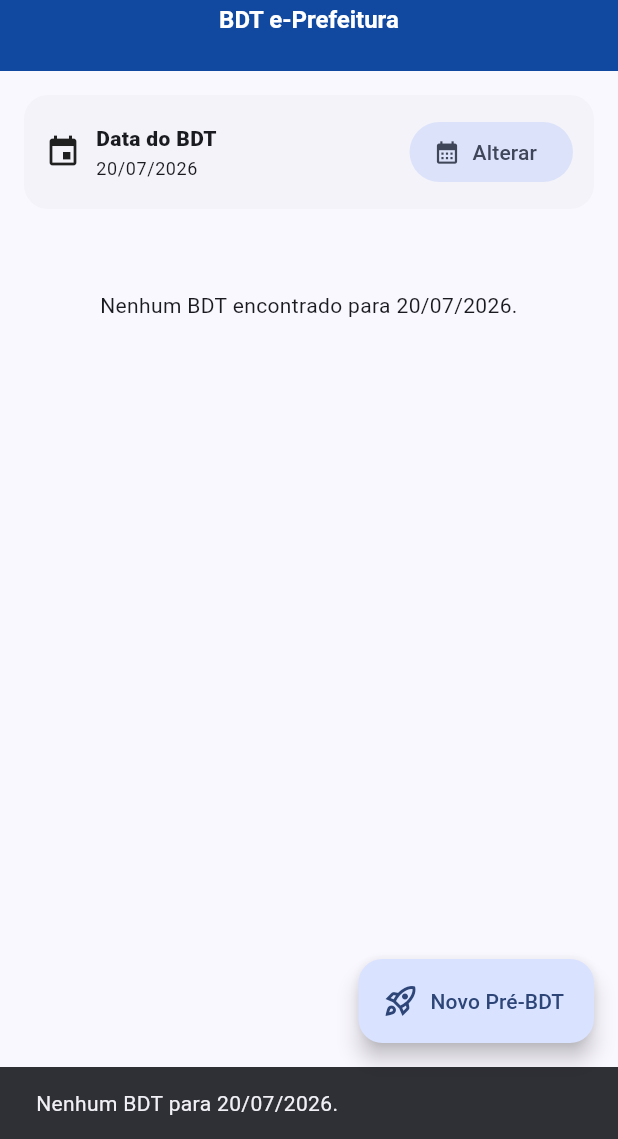
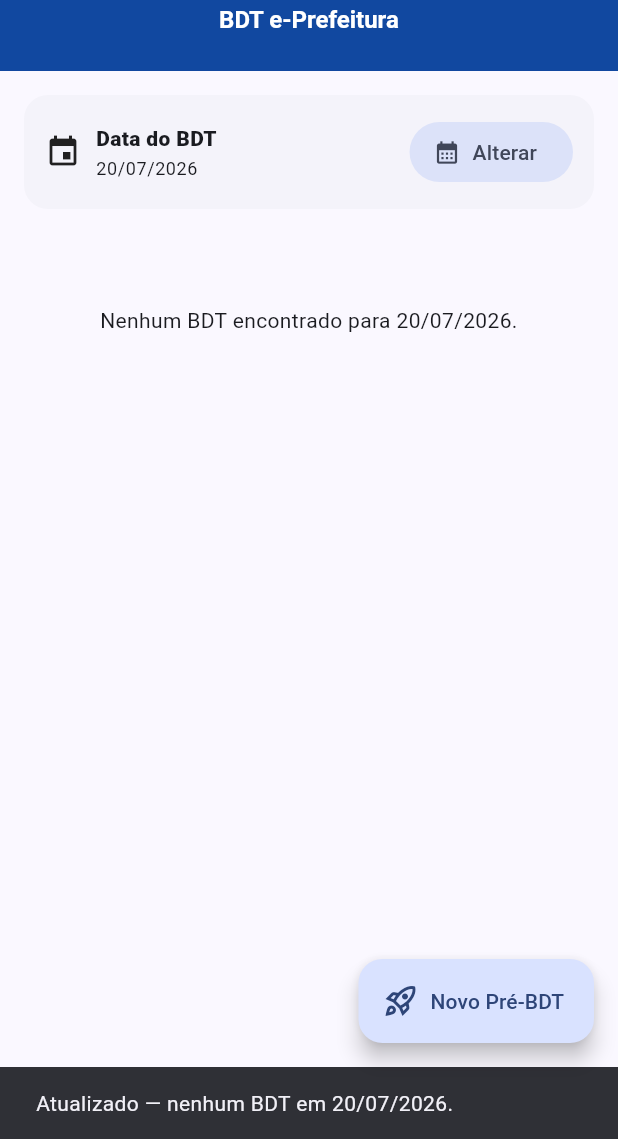
Before and after one commit to diogosvicente/bdt_uerj, a Flutter app: the HomePage screen opened by its route, after a tap on the "refresh" icon, on a phone screen of 412 x 824 dp, the part 97-1236 px from its top. Run offline on Flutter 3.47's test engine with Material 3 defaults, Android fonts, the phone set to English and light mode, and no system bars; our stand-ins replace connectivity_plus, flutter_local_notifications, flutter_secure_storage, geolocator, permission_handler, shared_preferences and 2 more; missing offline and left inert: flutter_background_service; accounts and stored records are empty; network calls fail; statements that could not run were skipped.

Commit message:
feat(home): lista Pré-BDTs pendentes do condutor + refresh unificado
Card 'Meus Pré-BDTs aguardando aprovação' aparece acima dos BDTs do
dia sempre que o condutor tem Pré-BDT que ainda não foi aprovado pelo
admin. Botão 🔄 da AppBar agora recarrega as duas listas em paralelo
(Future.wait) e o retorno do form (pop(true)) dispara refresh só do
card, sem mexer nos BDTs do dia.

- lib/models/pre_bdt_pendente.dart: model imutável tolerante a JSON
- lib/services/bdt_service.dart: listarMeusPreBdtsPendentes()
  (POST bdt/pre-bdt/meus-pendentes)
- lib/pages/home_page.dart: refactor em seções (_cardData,
  _secaoPendentes, _secaoBdtsDoDia); _reload puxa as duas futuras
- lib/pages/pre_bdt_form_page.dart: Navigator.pop(true) para sinalizar
  criação bem-sucedida e disparar refresh da lista de pendentes

```diff
--- /dev/null
+++ b/lib/models/pre_bdt_pendente.dart
@@ -0,0 +1,119 @@
+/// Pré-BDT aguardando aprovação do admin (Sprint M3).
+///
+/// Vem do endpoint `POST /transporte/api/bdt/pre-bdt/meus-pendentes` — só
+/// os Pré-BDTs criados PELO usuário logado que ainda estão `pendente`.
+///
+/// Backend enriquece cada item com `protocolo` (TRN-BDT-YYYY-NNNNN)
+/// e uma lista de `trechos_previstos` (origem/destino/etc.).
+class PreBdtPendente {
+  final int id;
+  final int ano;
+  final int numero;
+  final String dataReferencia;
+  final String? observacoesGerais;
+  final String createdAt;
+  final int fkVeiculo;
+  final String? veiculoPlaca;
+  final String? veiculoMarca;
+  final String? veiculoModelo;
+  final String protocolo;
+  final List<TrechoPrevisto> trechos;
+
+  const PreBdtPendente({
+    required this.id,
+    required this.ano,
+    required this.numero,
+    required this.dataReferencia,
+    this.observacoesGerais,
+    required this.createdAt,
+    required this.fkVeiculo,
+    this.veiculoPlaca,
+    this.veiculoMarca,
+    this.veiculoModelo,
+    required this.protocolo,
+    this.trechos = const [],
+  });
+
+  factory PreBdtPendente.fromJson(Map<String, dynamic> j) {
+    int parseInt(dynamic v) => v is int ? v : int.tryParse(v.toString()) ?? 0;
+    String? nn(dynamic v) {
+      final s = v?.toString().trim();
+      return (s == null || s.isEmpty) ? null : s;
+    }
+
+    final rawTrechos = j['trechos_previstos'];
+    final trechos = <TrechoPrevisto>[];
+    if (rawTrechos is List) {
+      for (final t in rawTrechos) {
+        if (t is Map) {
+          trechos.add(TrechoPrevisto.fromJson(Map<String, dynamic>.from(t)));
+        }
+      }
+    }
+
+    return PreBdtPendente(
+      id: parseInt(j['id']),
+      ano: parseInt(j['ano']),
+      numero: parseInt(j['numero']),
+      dataReferencia: (j['data_referencia'] ?? '').toString(),
+      observacoesGerais: nn(j['observacoes_gerais']),
+      createdAt: (j['created_at'] ?? '').toString(),
+      fkVeiculo: parseInt(j['fk_veiculo']),
+      veiculoPlaca: nn(j['veiculo_placa']),
+      veiculoMarca: nn(j['veiculo_marca']),
+      veiculoModelo: nn(j['veiculo_modelo']),
+      protocolo: (j['protocolo'] ?? '').toString(),
+      trechos: trechos,
+    );
+  }
+
+  /// "BDT ano/numero" — mesmo padrão de BdtResumo.titulo.
+  String get titulo => 'BDT $ano/$numero';
+
+  /// "PLACA — Marca Modelo" ou só a placa se as outras faltarem.
+  String get veiculoLabel {
+    final meta = [veiculoMarca, veiculoModelo]
+        .whereType<String>()
+        .join(' ')
+        .trim();
+    final placa = veiculoPlaca ?? '—';
+    return meta.isEmpty ? placa : '$placa — $meta';
+  }
+}
+
+/// Trecho previsto (origem → destino + horários opcionais).
+/// Backend usa nomes `saida` / `chegada` (datetime string ou null).
+class TrechoPrevisto {
+  final int id;
+  final String origem;
+  final String destino;
+  final String? saida;
+  final String? chegada;
+  final int ordem;
+
+  const TrechoPrevisto({
+    required this.id,
+    required this.origem,
+    required this.destino,
+    this.saida,
+    this.chegada,
+    required this.ordem,
+  });
+
+  factory TrechoPrevisto.fromJson(Map<String, dynamic> j) {
+    int parseInt(dynamic v) => v is int ? v : int.tryParse(v.toString()) ?? 0;
+    String? nn(dynamic v) {
+      final s = v?.toString().trim();
+      return (s == null || s.isEmpty) ? null : s;
+    }
+
+    return TrechoPrevisto(
+      id: parseInt(j['id']),
+      origem: (j['origem'] ?? '').toString(),
+      destino: (j['destino'] ?? '').toString(),
+      saida: nn(j['saida']),
+      chegada: nn(j['chegada']),
+      ordem: parseInt(j['ordem']),
+    );
+  }
+}
--- a/lib/pages/home_page.dart
+++ b/lib/pages/home_page.dart
@@ -1,9 +1,11 @@
 import 'dart:async';
 
 import 'package:flutter/material.dart';
+import '../models/bdt_resumo.dart';
+import '../models/pre_bdt_pendente.dart';
 import '../services/auth_service.dart';
 import '../services/bdt_service.dart';
-import '../models/bdt_resumo.dart';
+import '../theme/app_theme.dart';
 import '../widgets/app_scaffold.dart';
 
 class HomePage extends StatefulWidget {
@@ -16,6 +18,7 @@ class HomePage extends StatefulWidget {
 class _HomePageState extends State<HomePage> {
   DateTime selectedDate = DateTime.now();
   late Future<List<BdtResumo>> future;
+  late Future<List<PreBdtPendente>> futurePendentes;
 
   /// Trava para não abrir o diálogo de confirmação de veículo em loop
   /// (o `build` roda várias vezes conforme o `FutureBuilder` resolve).
@@ -24,15 +27,15 @@ class _HomePageState extends State<HomePage> {
   bool _autoOpenTentado = false;
 
   /// True enquanto um `_reload` está no ar. Serve para suprimir o
-  /// `_maybeAutoOpen` durante o pull-to-refresh — abrir um AlertDialog
-  /// enquanto o `RefreshIndicator` ainda está com o spinner ativo trava
-  /// a animação em alguns Androids.
+  /// `_maybeAutoOpen` durante o refresh — abrir um AlertDialog enquanto
+  /// o refresh ainda está no ar trava a animação em alguns Androids.
   bool _refreshing = false;
 
   @override
   void initState() {
     super.initState();
     future = BdtService.listarDoDia(data: _apiDate(selectedDate));
+    futurePendentes = BdtService.listarMeusPreBdtsPendentes();
   }
 
   String _apiDate(DateTime d) {
@@ -67,34 +70,48 @@ class _HomePageState extends State<HomePage> {
     });
   }
 
-  /// Recarrega a lista de BDTs do dia selecionado.
+  /// Recarrega a lista de BDTs do dia selecionado E a lista de Pré-BDTs
+  /// pendentes do usuário. Ambas rolam em paralelo — o FutureBuilder de
+  /// cada seção reage independente, então o card que voltar primeiro já
+  /// aparece atualizado.
   Future<void> _reload() async {
     // Suprime o auto-open enquanto o refresh está no ar (evita AlertDialog
-    // aparecer sobre o spinner do RefreshIndicator).
+    // aparecer sobre a mensagem de "atualizada").
     _refreshing = true;
     // Marca como "já tentado" para o build atual não abrir dialog no
     // mesmo tick; será liberado no final quando limparmos _refreshing.
     _autoOpenTentado = true;
 
     final novo = BdtService.listarDoDia(data: _apiDate(selectedDate));
-    setState(() => future = novo);
+    final novosPendentes = BdtService.listarMeusPreBdtsPendentes();
+    setState(() {
+      future = novo;
+      futurePendentes = novosPendentes;
+    });
 
-    // Timeout defensivo: o RefreshIndicator fica com o spinner girando até
-    // este Future terminar. O ApiClient.post já tem timeout de 10s por
-    // request, mas se algo (SSL handshake lento, DNS, etc) travar antes
-    // disso, garantimos que o spinner some em ≤15s no pior caso.
+    // Timeout defensivo: se o ApiClient.post travar antes do próprio
+    // timeout dele (10s), garantimos que o snackbar de "demorou" cai em
+    // ≤15s. Aguardamos as duas futuras juntas para o feedback ser único.
     try {
-      final lista = await novo.timeout(const Duration(seconds: 15));
+      final results = await Future.wait<Object>([
+        novo,
+        novosPendentes,
+      ]).timeout(const Duration(seconds: 15));
       if (!mounted) return;
+      final lista = results[0] as List<BdtResumo>;
+      final pendentes = results[1] as List<PreBdtPendente>;
+      final partes = <String>[
+        lista.isEmpty
+            ? 'nenhum BDT em ${_uiDate(selectedDate)}'
+            : '${lista.length} BDT${lista.length > 1 ? "s" : ""}',
+        if (pendentes.isNotEmpty)
+          '${pendentes.length} Pré-BDT${pendentes.length > 1 ? "s" : ""} pendente${pendentes.length > 1 ? "s" : ""}',
+      ];
       ScaffoldMessenger.of(context)
         ..clearSnackBars()
         ..showSnackBar(
           SnackBar(
-            content: Text(
-              lista.isEmpty
-                  ? 'Nenhum BDT para ${_uiDate(selectedDate)}.'
-                  : 'Lista atualizada (${lista.length} BDT${lista.length > 1 ? "s" : ""}).',
-            ),
+            content: Text('Atualizado — ${partes.join(", ")}.'),
             duration: const Duration(seconds: 2),
           ),
         );
@@ -134,7 +151,7 @@ class _HomePageState extends State<HomePage> {
   /// Se ele "Cancelar", cai na lista normalmente.
   void _maybeAutoOpen(BdtResumo unico) {
     if (_autoOpenTentado) return;
-    if (_refreshing) return; // não intromete durante pull-to-refresh
+    if (_refreshing) return; // não intromete durante refresh
     if (!_isHoje(selectedDate)) return;
 
     _autoOpenTentado = true;
@@ -215,11 +232,18 @@ class _HomePageState extends State<HomePage> {
   }
 
   Future<void> _abrirPreBdtForm() async {
-    // Volta pra home ao terminar; o refresh o próprio operador dispara se
-    // quiser ver o Pré-BDT recém-criado como pendente na lista.
-    await Navigator.pushNamed(context, '/pre_bdt/novo');
+    // Quando volta do form (com Pré-BDT criado ou cancelado), recarrega
+    // a lista de pendentes — é a forma mais direta de mostrar o recém-
+    // criado sem exigir toque manual no 🔄.
+    final result = await Navigator.pushNamed(context, '/pre_bdt/novo');
     if (!mounted) return;
     _autoOpenTentado = true; // evita auto-open acidental logo depois
+
+    if (result == true) {
+      setState(() {
+        futurePendentes = BdtService.listarMeusPreBdtsPendentes();
+      });
+    }
   }
 
   @override
@@ -235,25 +259,23 @@ class _HomePageState extends State<HomePage> {
         icon: const Icon(Icons.rocket_launch_outlined),
         label: const Text('Novo Pré-BDT'),
       ),
-      body: FutureBuilder<List<BdtResumo>>(
-        future: future,
-        builder: (context, snap) {
-          final loading = snap.connectionState != ConnectionState.done;
-          final items = snap.data ?? const <BdtResumo>[];
-
-          // Sprint M1 — auto-abrir BDT único (só hoje).
-          if (!loading && items.length == 1) {
-            _maybeAutoOpen(items.first);
+      body: ListView(
+        padding: const EdgeInsets.fromLTRB(12, 12, 12, 18),
+        children: [
+          _cardData(),
+          const SizedBox(height: 10),
+          _secaoPendentes(),
+          const SizedBox(height: 10),
+          _secaoBdtsDoDia(),
+        ],
+      ),
+    );
   }
 
-          // Só o botão 🔄 da navbar dispara refresh — o pull-to-refresh
-          // foi removido a pedido do usuário (estava conflitando com o
-          // dialog de auto-open em Androids específicos).
-          return ListView(
-            padding: const EdgeInsets.fromLTRB(12, 12, 12, 18),
-            children: [
-              // seletor de data (enterprise)
-              Card(
+  // ─── seções ────────────────────────────────────────────────────────
+
+  Widget _cardData() {
+    return Card(
       elevation: 0,
       shape: RoundedRectangleBorder(borderRadius: BorderRadius.circular(16)),
       child: Padding(
@@ -280,17 +302,140 @@ class _HomePageState extends State<HomePage> {
           ],
         ),
       ),
+    );
+  }
+
+  /// Pré-BDTs criados por mim que ainda estão pendentes. Some quando não
+  /// tem nenhum — sem "estado vazio" chamativo, pra não poluir a home de
+  /// quem nunca criou Pré-BDT.
+  Widget _secaoPendentes() {
+    return FutureBuilder<List<PreBdtPendente>>(
+      future: futurePendentes,
+      builder: (context, snap) {
+        final loading = snap.connectionState != ConnectionState.done;
+        final items = snap.data ?? const <PreBdtPendente>[];
+
+        if (loading) {
+          return Card(
+            elevation: 0,
+            shape: RoundedRectangleBorder(borderRadius: BorderRadius.circular(16)),
+            child: const Padding(
+              padding: EdgeInsets.symmetric(vertical: 18),
+              child: Center(
+                child: SizedBox(
+                  width: 22,
+                  height: 22,
+                  child: CircularProgressIndicator(strokeWidth: 2.4),
                 ),
+              ),
+            ),
+          );
+        }
 
-              const SizedBox(height: 10),
+        if (items.isEmpty) {
+          return const SizedBox.shrink();
+        }
 
-              if (loading)
-                const Padding(
+        return Card(
+          elevation: 0,
+          shape: RoundedRectangleBorder(borderRadius: BorderRadius.circular(16)),
+          child: Column(
+            crossAxisAlignment: CrossAxisAlignment.stretch,
+            children: [
+              Padding(
+                padding: const EdgeInsets.fromLTRB(14, 14, 14, 6),
+                child: Row(
+                  children: [
+                    const Icon(Icons.hourglass_top, color: AppTheme.warning),
+                    const SizedBox(width: 8),
+                    const Expanded(
+                      child: Text(
+                        'Meus Pré-BDTs aguardando aprovação',
+                        style: TextStyle(fontWeight: FontWeight.w800),
+                      ),
+                    ),
+                    Container(
+                      padding: const EdgeInsets.symmetric(horizontal: 8, vertical: 2),
+                      decoration: BoxDecoration(
+                        color: AppTheme.warning.withValues(alpha: 0.15),
+                        borderRadius: BorderRadius.circular(999),
+                      ),
+                      child: Text(
+                        '${items.length}',
+                        style: const TextStyle(
+                          fontWeight: FontWeight.w700,
+                          color: AppTheme.warning,
+                        ),
+                      ),
+                    ),
+                  ],
+                ),
+              ),
+              const Divider(height: 8),
+              ListView.separated(
+                shrinkWrap: true,
+                physics: const NeverScrollableScrollPhysics(),
+                itemCount: items.length,
+                separatorBuilder: (_, __) => const Divider(height: 0),
+                itemBuilder: (context, i) => _tilePendente(items[i]),
+              ),
+            ],
+          ),
+        );
+      },
+    );
+  }
+
+  Widget _tilePendente(PreBdtPendente p) {
+    final trechosLabel = p.trechos.isEmpty
+        ? 'Sem trechos previstos'
+        : p.trechos.map((t) => '${t.origem} → ${t.destino}').join(' · ');
+
+    return ListTile(
+      leading: const CircleAvatar(
+        backgroundColor: Color(0x22F59E0B),
+        child: Icon(Icons.pending_actions, color: AppTheme.warning),
+      ),
+      title: Text(
+        p.protocolo.isNotEmpty ? p.protocolo : p.titulo,
+        style: const TextStyle(fontWeight: FontWeight.w700),
+      ),
+      subtitle: Column(
+        crossAxisAlignment: CrossAxisAlignment.start,
+        children: [
+          Text(p.veiculoLabel, maxLines: 1, overflow: TextOverflow.ellipsis),
+          Text(
+            trechosLabel,
+            style: const TextStyle(fontSize: 12),
+            maxLines: 2,
+            overflow: TextOverflow.ellipsis,
+          ),
+        ],
+      ),
+      isThreeLine: true,
+    );
+  }
+
+  Widget _secaoBdtsDoDia() {
+    return FutureBuilder<List<BdtResumo>>(
+      future: future,
+      builder: (context, snap) {
+        final loading = snap.connectionState != ConnectionState.done;
+        final items = snap.data ?? const <BdtResumo>[];
+
+        // Sprint M1 — auto-abrir BDT único (só hoje).
+        if (!loading && items.length == 1) {
+          _maybeAutoOpen(items.first);
+        }
+
+        if (loading) {
+          return const Padding(
             padding: EdgeInsets.only(top: 40),
             child: Center(child: CircularProgressIndicator()),
-                )
-              else if (items.isEmpty)
-                Padding(
+          );
+        }
+        if (items.isEmpty) {
+          return Padding(
             padding: const EdgeInsets.only(top: 40),
             child: Center(
               child: Text(
@@ -298,12 +443,29 @@ class _HomePageState extends State<HomePage> {
                 textAlign: TextAlign.center,
               ),
             ),
-                )
-              else
-                Card(
+          );
+        }
+        return Card(
           elevation: 0,
           shape: RoundedRectangleBorder(borderRadius: BorderRadius.circular(16)),
-                  child: ListView.separated(
+          child: Column(
+            crossAxisAlignment: CrossAxisAlignment.stretch,
+            children: [
+              const Padding(
+                padding: EdgeInsets.fromLTRB(14, 14, 14, 6),
+                child: Row(
+                  children: [
+                    Icon(Icons.assignment_turned_in_outlined),
+                    SizedBox(width: 8),
+                    Text(
+                      'BDTs do dia',
+                      style: TextStyle(fontWeight: FontWeight.w800),
+                    ),
+                  ],
+                ),
+              ),
+              const Divider(height: 8),
+              ListView.separated(
                 shrinkWrap: true,
                 physics: const NeverScrollableScrollPhysics(),
                 itemCount: items.length,
@@ -318,11 +480,10 @@ class _HomePageState extends State<HomePage> {
                   );
                 },
               ),
+            ],
           ),
-            ],
         );
       },
-      ),
     );
   }
 }
--- a/lib/pages/pre_bdt_form_page.dart
+++ b/lib/pages/pre_bdt_form_page.dart
@@ -153,7 +153,9 @@ class _PreBdtFormPageState extends State<PreBdtFormPage> {
           ),
         );
         if (!mounted) return;
-        Navigator.pop(context); // volta pra home
+        // pop(true) sinaliza pra HomePage recarregar a lista de "Meus
+        // Pré-BDTs pendentes" — mostrando o recém-criado sem exigir 🔄.
+        Navigator.pop(context, true);
       } else {
         ScaffoldMessenger.of(context).showSnackBar(
           SnackBar(
--- a/lib/services/bdt_service.dart
+++ b/lib/services/bdt_service.dart
@@ -4,6 +4,7 @@ import '../api/api_client.dart';
 import '../models/bdt_resumo.dart';
 import '../models/feedback_condutor.dart';
 import '../models/passageiro.dart';
+import '../models/pre_bdt_pendente.dart';
 import '../models/veiculo.dart';
 import '../utils/logger.dart';
 import 'location_service.dart';
@@ -473,6 +474,25 @@ class BdtService {
   // Retorna: { success, message, bdt_id?, protocolo? }
   // ==========================================================
 
+  /// Lista os Pré-BDTs do usuário logado que ainda estão aguardando
+  /// aprovação do admin (Sprint M3, tela inicial do app).
+  static Future<List<PreBdtPendente>> listarMeusPreBdtsPendentes() async {
+    final usuarioId = await _userId();
+    final res = await ApiClient.post(
+      'transporte/api/bdt/pre-bdt/meus-pendentes',
+      {'usuario_id': usuarioId},
+    );
+    if (res['success'] != true) {
+      _log.warn('listarMeusPreBdtsPendentes FALHOU: ${res['message']}');
+      return const [];
+    }
+    final list = (res['data'] as List<dynamic>? ?? const []);
+    return list
+        .whereType<Map>()
+        .map((e) => PreBdtPendente.fromJson(Map<String, dynamic>.from(e)))
+        .toList();
+  }
+
   /// Autocomplete de veículos (Sprint M3).
   /// `q` vazio → 12 veículos mais recentes (para o campo abrir com opções).
   /// Backend faz LIKE em placa + modelo + marca.
```
Also changed, not shown: 1 other file. Lines whose indentation alone changed are shown as unchanged.
